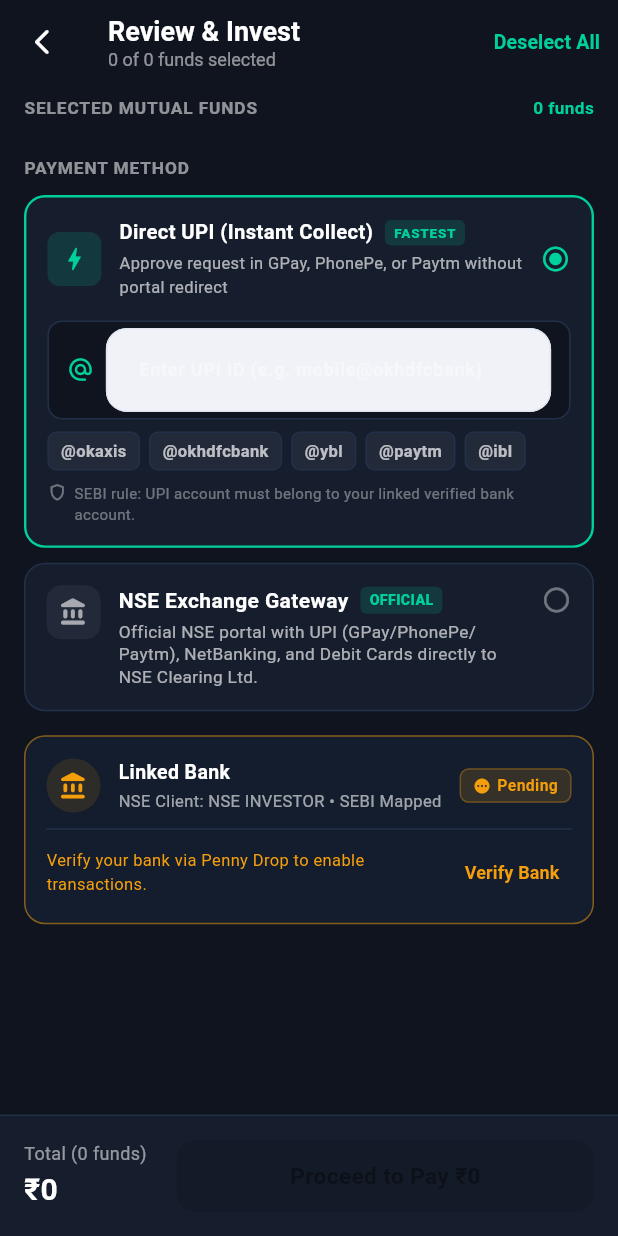
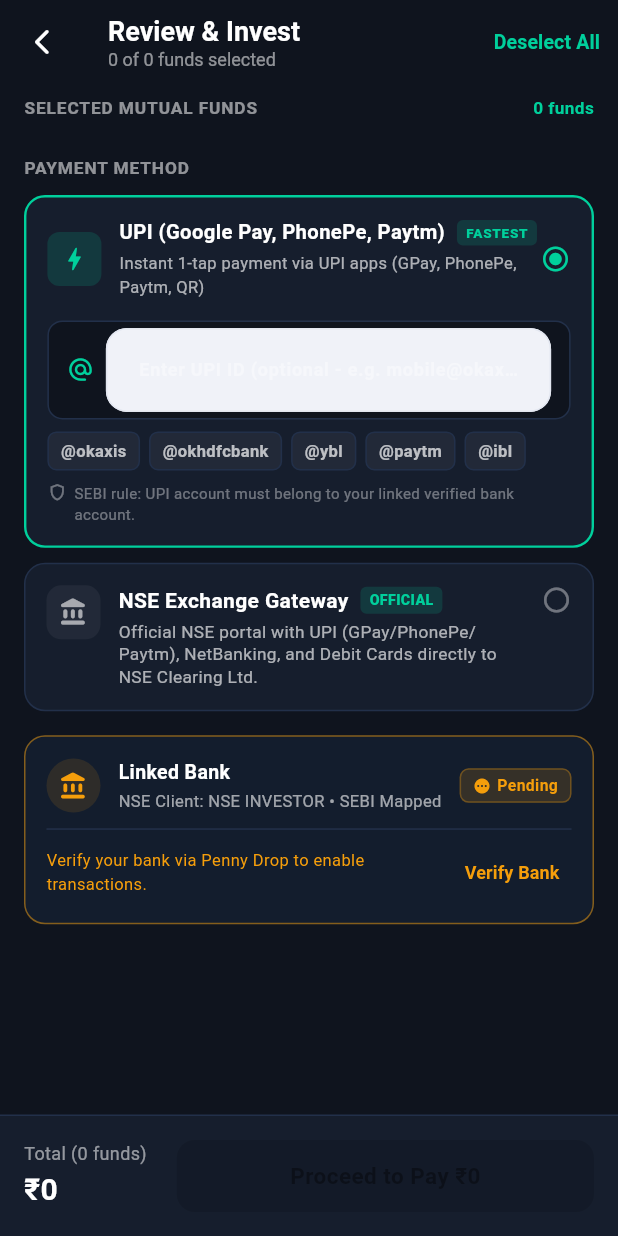
Before and after one commit to harsh121917-droid/GoldVikaone, a Flutter app: the MfCartCheckoutView screen opened directly with empty values, on a phone screen of 412 x 824 dp. Run offline on Flutter 3.47's test engine with Material 3 defaults, Android fonts, the phone set to English and light mode, and no system bars; our stand-ins replace dio, firebase_core, firebase_messaging, fl_chart, flutter_local_notifications, geolocator and 7 more; missing offline and left inert: flutter_pdfview, razorpay_flutter; accounts and stored records are empty; network calls fail; Roboto replaces fonts that are missing (SF Pro Display); key blocks and very long unbroken strings in the code were emptied for the run.

Commit message:
fix(mf-upi): launch UPI gateway directly without waiting for background collect notification

```diff
--- a/lib/modules/mutual_funds/controllers/mutual_funds_controller.dart
+++ b/lib/modules/mutual_funds/controllers/mutual_funds_controller.dart
@@ -507,27 +507,33 @@ class MutualFundsController extends GetxController {
         fetchPortfolio();
         fetchMyOrders();
 
-        if (serverPaymentMode == 'UPI' && vpa != null && vpa.isNotEmpty) {
+        if (distinctLinks.isNotEmpty) {
+          final linkList = distinctLinks.toList();
+          for (int i = 0; i < linkList.length; i++) {
+            final isMulti = linkList.length > 1;
+            final isUpi = (serverPaymentMode == 'UPI');
+            await openNsePaymentGateway(
+              linkList[i],
+              title: isUpi
+                  ? (isMulti ? 'UPI Payment (Fund ${i + 1} of ${linkList.length})' : 'NSE UPI Payment (GPay / PhonePe / Paytm)')
+                  : (isMulti ? 'NSE Gateway (Fund ${i + 1} of ${linkList.length})' : 'NSE Exchange Basket Payment'),
+              subtitle: 'NSE Clearing Limited • Official Gateway',
+              message: isUpi
+                  ? 'Official NSE gateway opened. Select Google Pay, PhonePe, or Paytm to complete payment.'
+                  : (isMulti
+                      ? 'Official NSE gateway opened for fund ${i + 1}. Complete UPI or NetBanking payment to proceed.'
+                      : 'Official NSE gateway opened for $totalFunds mutual funds. Select UPI or NetBanking to complete payment.'),
+            );
+          }
+        } else if (serverPaymentMode == 'UPI' && vpa != null && vpa.isNotEmpty) {
           await showUpiApprovalModal(
-            orderId: 'Cart-${totalFunds}-funds',
+            orderId: 'Cart-$totalFunds-funds',
             orderAmount: totalAmount,
             vpa: vpa,
-            schemeName: '${totalFunds} Mutual Funds (Basket)',
+            schemeName: '$totalFunds Mutual Funds (Basket)',
             paymentLink: primaryPaymentLink,
             nseTrxnOrderId: data?['nsePaymentRefNo']?.toString(),
           );
-        } else if (distinctLinks.isNotEmpty) {
-          final linkList = distinctLinks.toList();
-          for (int i = 0; i < linkList.length; i++) {
-            final isMulti = linkList.length > 1;
-            await openNsePaymentGateway(
-              linkList[i],
-              title: isMulti ? 'NSE Gateway (Fund ${i + 1} of ${linkList.length})' : 'NSE Exchange Basket Payment',
-              message: isMulti
-                  ? 'Official NSE gateway opened for fund ${i + 1}. Complete UPI or NetBanking payment to proceed.'
-                  : 'Official NSE gateway opened for $totalFunds mutual funds. Select UPI or NetBanking to complete payment.',
-            );
-          }
         }
 
         return data;
@@ -1832,11 +1838,14 @@ class MutualFundsController extends GetxController {
                           Row(
                             mainAxisAlignment: MainAxisAlignment.spaceBetween,
                             children: [
-                              const Text('Collect sent to', style: TextStyle(color: Color(0xFF94A3B8), fontSize: 12)),
+                              const Text('Payment Method', style: TextStyle(color: Color(0xFF94A3B8), fontSize: 12)),
                               Row(
                                 mainAxisSize: MainAxisSize.min,
                                 children: [
-                                  Text(vpa, style: const TextStyle(color: Colors.white, fontSize: 13, fontWeight: FontWeight.bold)),
+                                  Text(
+                                    vpa.isNotEmpty && vpa.contains('@') ? vpa : 'UPI (Google Pay / PhonePe)',
+                                    style: const TextStyle(color: Colors.white, fontSize: 13, fontWeight: FontWeight.bold),
+                                  ),
                                   const SizedBox(width: 8),
                                   GestureDetector(
                                     onTap: () {
@@ -1890,7 +1899,7 @@ class MutualFundsController extends GetxController {
                         SizedBox(width: 8),
                         Expanded(
                           child: Text(
-                            'Tap "Pay via UPI App" to open Google Pay/PhonePe, or approve the notification in your UPI app. If no request appears, tap "Pay via NSE Gateway" to complete payment.',
+                            'Tap "Pay via UPI Now" to launch Google Pay, PhonePe, or Paytm and complete payment directly to NSE Clearing Limited.',
                             style: TextStyle(color: Color(0xFF94A3B8), fontSize: 12, height: 1.4),
                           ),
                         ),
@@ -1925,7 +1934,7 @@ class MutualFundsController extends GetxController {
                                 if (paymentLink != null && paymentLink.isNotEmpty) {
                                   await openNsePaymentGateway(
                                     paymentLink,
-                                    title: 'NSE Clearing Gateway',
+                                    title: 'NSE UPI Payment (GPay / PhonePe / Paytm)',
                                     message: 'Official NSE portal opened. Select UPI (GPay/PhonePe/Paytm) or NetBanking to complete payment.',
                                   );
                                 } else {
@@ -1935,7 +1944,7 @@ class MutualFundsController extends GetxController {
                                 }
                               },
                               icon: const Icon(Icons.flash_on_rounded, color: Colors.black, size: 16),
-                              label: const Text('Open UPI / Pay Now', style: TextStyle(color: Colors.black, fontWeight: FontWeight.bold)),
+                              label: const Text('Pay via UPI Now', style: TextStyle(color: Colors.black, fontWeight: FontWeight.bold)),
                               style: ElevatedButton.styleFrom(
                                 backgroundColor: mintGreen,
                                 elevation: 0,
@@ -2016,7 +2025,20 @@ class MutualFundsController extends GetxController {
 
         fetchPortfolio();
 
-        if (serverPaymentMode == 'UPI' && orderId != null && orderId.isNotEmpty) {
+        if (paymentLink != null && paymentLink.isNotEmpty) {
+          final isUpi = (serverPaymentMode == 'UPI');
+          await openNsePaymentGateway(
+            paymentLink,
+            title: isUpi ? 'NSE UPI Payment (GPay / PhonePe / Paytm)' : 'NSE Exchange Payment (UPI / NetBanking)',
+            subtitle: 'NSE Clearing Limited • Official Gateway',
+            message: isUpi
+                ? 'Official NSE gateway opened. Select Google Pay, PhonePe, or Paytm to complete payment.'
+                : 'Official NSE gateway opened. Select UPI (GPay/PhonePe/Paytm) or NetBanking to pay directly to NSE Clearing Ltd.',
+          );
+          if (orderId != null && orderId.isNotEmpty) {
+            Future.delayed(const Duration(seconds: 4), () => syncOrderStatus(orderId));
+          }
+        } else if (serverPaymentMode == 'UPI' && orderId != null && orderId.isNotEmpty) {
           await showUpiApprovalModal(
             orderId: orderId,
             orderAmount: orderAmount,
@@ -2025,15 +2047,6 @@ class MutualFundsController extends GetxController {
             paymentLink: paymentLink,
             nseTrxnOrderId: (data?['nsePaymentRefNo'] ?? data?['nseTrxnOrderId'] ?? data?['order']?['nseTrxnOrderId'] ?? data?['order']?['nsePaymentRefNo'])?.toString(),
           );
-        } else if (paymentLink != null && paymentLink.isNotEmpty) {
-          await openNsePaymentGateway(
-            paymentLink,
-            title: 'NSE Exchange Payment (UPI / NetBanking)',
-            message: 'Official NSE gateway opened. Select UPI (GPay/PhonePe/Paytm) or NetBanking to pay directly to NSE Clearing Ltd.',
-          );
-          if (orderId != null && orderId.isNotEmpty) {
-            Future.delayed(const Duration(seconds: 4), () => syncOrderStatus(orderId));
-          }
         }
 
         return true;
--- a/lib/modules/mutual_funds/views/mf_cart_checkout_view.dart
+++ b/lib/modules/mutual_funds/views/mf_cart_checkout_view.dart
@@ -188,11 +188,11 @@ class _MfCartCheckoutViewState extends State<MfCartCheckoutView> {
 
     final isUpi = _selectedPaymentMode == 'UPI';
     final vpa = _vpaController.text.trim();
-    if (isUpi) {
-      if (vpa.isEmpty || !vpa.contains('@') || vpa.length < 4) {
+    if (isUpi && vpa.isNotEmpty) {
+      if (!vpa.contains('@') || vpa.length < 4) {
         Get.snackbar(
           'Invalid UPI ID',
-          'Please enter a valid UPI ID (e.g. mobile@okhdfcbank or yourname@okaxis)',
+          'Please enter a valid UPI ID (e.g. mobile@okhdfcbank or yourname@okaxis), or leave it empty to select your UPI app directly.',
           backgroundColor: Colors.redAccent,
           colorText: Colors.white,
           snackPosition: SnackPosition.BOTTOM,
@@ -224,7 +224,7 @@ class _MfCartCheckoutViewState extends State<MfCartCheckoutView> {
         selectedItemIds: selectedIds.toList(),
         customItems: customItems,
         paymentMode: isUpi ? 'UPI' : 'NSE_PAYMENT_LINK',
-        vpa: isUpi ? vpa : null,
+        vpa: (isUpi && vpa.isNotEmpty) ? vpa : null,
       );
 
       if (result != null && mounted) {
@@ -520,7 +520,7 @@ class _MfCartCheckoutViewState extends State<MfCartCheckoutView> {
                                   Row(
                                     children: [
                                       const Text(
-                                        'Direct UPI (Instant Collect)',
+                                        'UPI (Google Pay, PhonePe, Paytm)',
                                         style: TextStyle(
                                           color: Colors.white,
                                           fontSize: 13.5,
@@ -548,7 +548,7 @@ class _MfCartCheckoutViewState extends State<MfCartCheckoutView> {
                                   ),
                                   const SizedBox(height: 3),
                                   Text(
-                                    'Approve request in GPay, PhonePe, or Paytm without portal redirect',
+                                    'Instant 1-tap payment via UPI apps (GPay, PhonePe, Paytm, QR)',
                                     style: TextStyle(color: Colors.white.withValues(alpha: 0.65), fontSize: 11),
                                   ),
                                 ],
@@ -582,7 +582,7 @@ class _MfCartCheckoutViewState extends State<MfCartCheckoutView> {
                                     controller: _vpaController,
                                     style: const TextStyle(color: Colors.white, fontSize: 13, fontWeight: FontWeight.w600),
                                     decoration: const InputDecoration(
-                                      hintText: 'Enter UPI ID (e.g. mobile@okhdfcbank)',
+                                      hintText: 'Enter UPI ID (optional - e.g. mobile@okaxis)',
                                       hintStyle: TextStyle(color: Colors.white38, fontSize: 12),
                                       border: InputBorder.none,
                                       isDense: true,
--- a/lib/modules/mutual_funds/views/mf_investment_checkout_sheet.dart
+++ b/lib/modules/mutual_funds/views/mf_investment_checkout_sheet.dart
@@ -387,7 +387,7 @@ class _MfInvestmentCheckoutSheetState extends State<MfInvestmentCheckoutSheet> {
                               Row(
                                 children: [
                                   const Text(
-                                    'Direct UPI (Instant Collect)',
+                                    'UPI (Google Pay, PhonePe, Paytm)',
                                     style: TextStyle(
                                       color: textPrimary,
                                       fontSize: 13.5,
@@ -415,7 +415,7 @@ class _MfInvestmentCheckoutSheetState extends State<MfInvestmentCheckoutSheet> {
                               ),
                               const SizedBox(height: 3),
                               const Text(
-                                'Approve request in GPay, PhonePe, or Paytm without portal redirect',
+                                'Instant 1-tap payment via UPI apps (GPay, PhonePe, Paytm, QR)',
                                 style: TextStyle(color: textSecondary, fontSize: 11),
                               ),
                             ],
@@ -449,7 +449,7 @@ class _MfInvestmentCheckoutSheetState extends State<MfInvestmentCheckoutSheet> {
                                 controller: _vpaController,
                                 style: const TextStyle(color: textPrimary, fontSize: 13, fontWeight: FontWeight.w600),
                                 decoration: InputDecoration(
-                                  hintText: 'Enter UPI ID (e.g. mobile@okhdfcbank)',
+                                  hintText: 'Enter UPI ID (optional - e.g. mobile@okaxis)',
                                   hintStyle: const TextStyle(color: textSecondary, fontSize: 12),
                                   border: InputBorder.none,
                                   isDense: true,
@@ -825,20 +825,17 @@ class _MfInvestmentCheckoutSheetState extends State<MfInvestmentCheckoutSheet> {
 
                               final isUpi = _selectedPaymentMode == 'UPI';
                               final vpa = _vpaController.text.trim();
-                              if (isUpi) {
-                                if (vpa.isEmpty || !vpa.contains('@') || vpa.length < 4) {
+                              if (isUpi && vpa.isNotEmpty) {
+                                if (!vpa.contains('@') || vpa.length < 4) {
                                   Get.snackbar(
                                     'Invalid UPI ID',
-                                    'Please enter a valid UPI ID (e.g. mobile@okhdfcbank or yourname@okaxis)',
+                                    'Please enter a valid UPI ID (e.g. mobile@okhdfcbank or yourname@okaxis), or leave it empty to select your UPI app directly.',
                                     backgroundColor: Colors.redAccent,
                                     colorText: Colors.white,
                                     snackPosition: SnackPosition.BOTTOM,
                                   );
                                   return;
                                 }
-                              }
-
-                              if (isUpi) {
                                 try {
                                   GetStorage().write('mf_saved_vpa', vpa);
                                 } catch (_) {}
@@ -849,7 +846,7 @@ class _MfInvestmentCheckoutSheetState extends State<MfInvestmentCheckoutSheet> {
                                 schemeName: widget.scheme.schemeName,
                                 orderAmount: amount,
                                 paymentMode: isUpi ? 'UPI' : 'NSE_GATEWAY',
-                                vpa: isUpi ? vpa : null,
+                                vpa: (isUpi && vpa.isNotEmpty) ? vpa : null,
                               );
                               if (success) Get.back();
                             },
--- a/lib/modules/mutual_funds/views/mf_sip_investment_view.dart
+++ b/lib/modules/mutual_funds/views/mf_sip_investment_view.dart
@@ -411,7 +411,7 @@ class _MfSipInvestmentViewState extends State<MfSipInvestmentView> {
     }
 
     final isUpi = _paymentMethod == 'UPI';
-    if (isUpi && (_vpa.isEmpty || !_vpa.contains('@') || _vpa.length < 4)) {
+    if (isUpi && _vpa.isNotEmpty && (!_vpa.contains('@') || _vpa.length < 4)) {
       _openVpaInputDialog(thenSubmit: true);
       return;
     }
@@ -421,7 +421,7 @@ class _MfSipInvestmentViewState extends State<MfSipInvestmentView> {
       schemeName: widget.scheme.schemeName,
       orderAmount: _amount,
       paymentMode: isUpi ? 'UPI' : 'NSE_GATEWAY',
-      vpa: isUpi ? _vpa.trim() : null,
+      vpa: (isUpi && _vpa.isNotEmpty) ? _vpa.trim() : null,
     );
     if (success) {
       if (!mounted) return;
@@ -587,10 +587,10 @@ class _MfSipInvestmentViewState extends State<MfSipInvestmentView> {
               final isUpi = _paymentMethod == 'UPI';
               final icon = isUpi ? Icons.bolt_rounded : Icons.account_balance_rounded;
               final iconColor = isUpi ? mintGreen : const Color(0xFF3B82F6);
-              final title = isUpi ? 'Direct UPI' : 'Official NSE Gateway';
+              final title = isUpi ? 'UPI (Google Pay / PhonePe / Paytm)' : 'Official NSE Gateway';
               final badgeText = isUpi ? 'FASTEST' : 'NSE MFSS';
               final subtitle = isUpi
-                  ? (_vpa.isNotEmpty ? 'UPI ID: $_vpa' : 'Tap to enter UPI ID (GPay / PhonePe)')
+                  ? (_vpa.isNotEmpty ? 'UPI ID: $_vpa' : 'Tap to enter UPI ID or pay directly via app')
                   : 'NetBanking, NEFT & official NSE portal';
 
               return Container(
```
